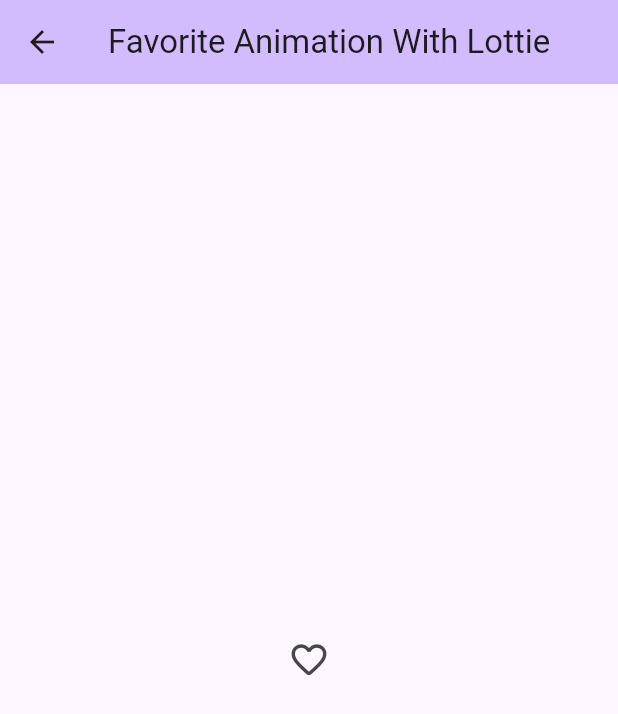
After one commit to woin2ee/flutter-animations, a Flutter app: the FavoriteAnimationPageWithLottie screen opened directly, on a phone screen of 412 x 824 dp. The commit adds this screen. Shown: the top 714 px of the screen. Run offline on Flutter 3.47's test engine with Material 3 defaults, Android fonts, the phone set to English and light mode, and no system bars; our stand-ins replace lottie.

Commit message:
Implement favorite animation page

```diff
--- /dev/null
+++ b/lib/favorite_animation_page_with_lottie.dart
@@ -0,0 +1,78 @@
+import 'package:flutter/material.dart';
+import 'package:lottie/lottie.dart';
+
+class FavoriteAnimationPageWithLottie extends StatefulWidget {
+  const FavoriteAnimationPageWithLottie({super.key, required this.title});
+
+  final String title;
+
+  @override
+  State<StatefulWidget> createState() => _FavoriteAnimationPageWithLottieState();
+}
+
+class _FavoriteAnimationPageWithLottieState extends State<FavoriteAnimationPageWithLottie>
+    with SingleTickerProviderStateMixin {
+  late final AnimationController controller;
+  bool favorite = false;
+
+  @override
+  void initState() {
+    super.initState();
+    controller = AnimationController(vsync: this);
+  }
+
+  @override
+  void dispose() {
+    controller.dispose();
+    super.dispose();
+  }
+
+  @override
+  Widget build(BuildContext context) {
+    const double buttonSize = 40;
+    const double iconSize = 28;
+    const double lottieScale = 3.5;
+    const double adjustedLottieSize = iconSize * lottieScale;
+
+    return Scaffold(
+      appBar: AppBar(
+        backgroundColor: Theme.of(context).colorScheme.inversePrimary,
+        title: Text(widget.title),
+      ),
+      body: Center(
+        child: SizedBox(
+          width: buttonSize,
+          height: buttonSize,
+          child: IconButton(
+            padding: const EdgeInsets.all(0),
+            onPressed: () {
+              setState(() {
+                favorite = !favorite;
+              });
+            },
+            icon: favorite
+                ? OverflowBox(
+                    maxWidth: adjustedLottieSize,
+                    maxHeight: adjustedLottieSize,
+                    child: Lottie.asset(
+                      'assets/lotties/favorite_enabled.json',
+                      controller: controller,
+                      onLoaded: (LottieComposition composition) {
+                        controller
+                          ..value = 0
+                          ..duration = const Duration(milliseconds: 800)
+                          ..forward();
+                      },
+                      renderCache: null,
+                    ),
+                  )
+                : const Icon(
+                    Icons.favorite_border_rounded,
+                    size: iconSize,
+                  ),
+          ),
+        ),
+      ),
+    );
+  }
+}
--- a/lib/main.dart
+++ b/lib/main.dart
@@ -1,3 +1,4 @@
+import 'package:animations/favorite_animation_page_with_lottie.dart';
 import 'package:animations/moving_animation_page.dart';
 import 'package:animations/scale_animation_page.dart';
 import 'package:flutter/cupertino.dart';
@@ -49,6 +50,12 @@ class _MainPageState extends State<MainPage> {
             builder: (context) => const MovingAnimationPage(title: 'Moving Animation'),
           )
     ),
+    (
+      'Favorite Animation With Lottie',
+      () => CupertinoPageRoute(
+            builder: (context) => const FavoriteAnimationPageWithLottie(title: 'Favorite Animation With Lottie'),
+          )
+    ),
   ];
 
   @override
--- a/pubspec.yaml
+++ b/pubspec.yaml
@@ -35,6 +35,7 @@ dependencies:
   # The following adds the Cupertino Icons font to your application.
   # Use with the CupertinoIcons class for iOS style icons.
   cupertino_icons: ^1.0.8
+  lottie: ^3.1.2
 
 dev_dependencies:
   flutter_test:
@@ -59,7 +60,8 @@ flutter:
   uses-material-design: true
 
   # To add assets to your application, add an assets section, like this:
-  # assets:
+  assets:
+      - assets/lotties/
   #   - images/a_dot_burr.jpeg
   #   - images/a_dot_ham.jpeg
 
```
Also changed, not shown: assets/lotties/favorite_enabled.json (added, +1 -0 lines), pubspec.lock.
